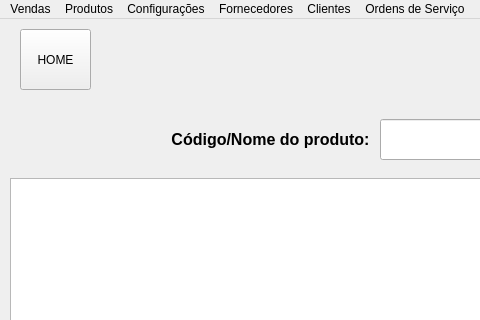
JohnHSR/SISTEMAPDV, file Layout/tela_estoque_prod.ui: the form before one commit; both pictures show x 0 to 480 and y 0 to 320 of the 1370 by 683 pixel window.
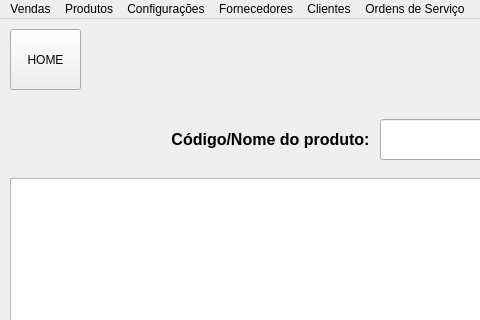
The form after the commit.

```diff
--- a/Layout/tela_estoque_prod.ui
+++ b/Layout/tela_estoque_prod.ui
@@ -50,7 +50,7 @@
    <widget class="QPushButton" name="botao_home">
     <property name="geometry">
      <rect>
-      <x>20</x>
+      <x>10</x>
       <y>10</y>
       <width>71</width>
       <height>61</height>
```
